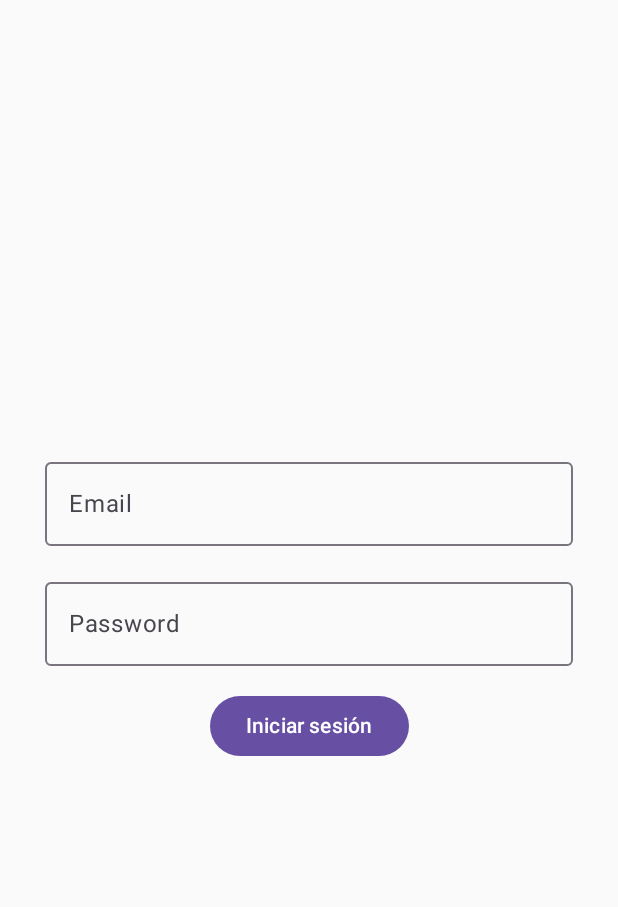
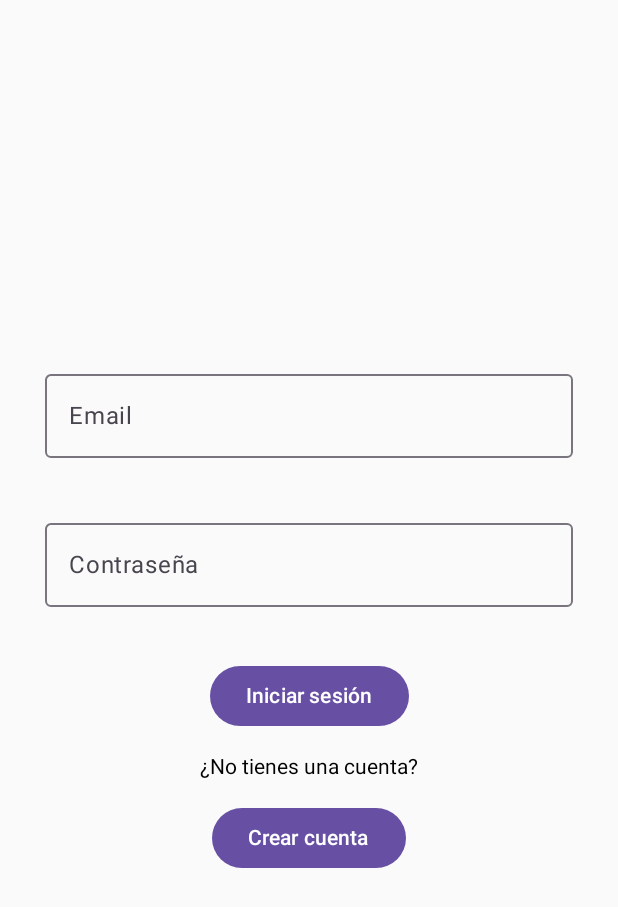
Before and after one commit to caflorezvi/app-alertas-android, an Android app built with Jetpack Compose: the screen it shows after launch (MainActivity), on a phone screen of 412 x 824 dp. Shown: the top 907 px of the screen. Run offline under Robolectric (Android 15) with nearby library versions, the phone set to English and light mode, and no system bars.

Commit message:
Ejemplos de pantallas

```diff
--- a/app/src/main/java/co/edu/eam/reporteseam/MainActivity.kt
+++ b/app/src/main/java/co/edu/eam/reporteseam/MainActivity.kt
@@ -4,139 +4,19 @@ import android.os.Bundle
 import androidx.activity.ComponentActivity
 import androidx.activity.compose.setContent
 import androidx.activity.enableEdgeToEdge
-import androidx.compose.foundation.background
-import androidx.compose.foundation.layout.Arrangement
-import androidx.compose.foundation.layout.Column
-import androidx.compose.foundation.layout.Row
-import androidx.compose.foundation.layout.fillMaxSize
-import androidx.compose.foundation.layout.fillMaxWidth
-import androidx.compose.foundation.layout.padding
-import androidx.compose.foundation.lazy.LazyColumn
-import androidx.compose.foundation.lazy.items
-import androidx.compose.material3.Button
-import androidx.compose.material3.OutlinedTextField
-import androidx.compose.material3.Text
-import androidx.compose.material3.TextField
-import androidx.compose.runtime.Composable
-import androidx.compose.runtime.mutableStateOf
-import androidx.compose.runtime.remember
-import co.edu.eam.reporteseam.componentes.Usuario
-import org.w3c.dom.Text
-import androidx.compose.runtime.getValue
-import androidx.compose.runtime.saveable.rememberSaveable
-import androidx.compose.runtime.setValue
-import androidx.compose.ui.Alignment
-import androidx.compose.ui.Modifier
-import androidx.compose.ui.graphics.Color
-import androidx.compose.ui.unit.dp
+import co.edu.eam.reporteseam.ui.screens.ActivationScreen
+import co.edu.eam.reporteseam.ui.screens.HomeScreen
+import co.edu.eam.reporteseam.ui.screens.LoginScreen
+import co.edu.eam.reporteseam.ui.screens.SignUpScreen
 
 class MainActivity : ComponentActivity() {
     override fun onCreate(savedInstanceState: Bundle?) {
         super.onCreate(savedInstanceState)
         enableEdgeToEdge()
-
-        //val usuarios = listOf("Pedro", "Carlos", "Laura", "Marcela","Pedro", "Carlos", "Laura", "Marcela","Pedro", "Carlos", "Laura", "Marcela","Pedro", "Carlos", "Laura", "Marcela","Pedro", "Carlos", "Laura", "Marcela","Pedro", "Carlos", "Laura", "Marcela","Pedro", "Carlos", "Laura", "Marcela","Pedro", "Carlos", "Laura", "Marcela","Pedro", "Carlos", "Laura", "Marcela","Pedro", "Carlos", "Laura", "Marcela")
-
         setContent {
-            FormularioLogin()
+            //ActivationScreen()
+            LoginScreen()
+            //SignUpScreen()
         }
     }
 }
-
-@Composable
-fun ListaUsuarios(
-    usuarios: List<String>
-){
-    LazyColumn{
-        items(usuarios) {
-            Usuario(
-                nombre = it
-            )
-        }
-    }
-}
-
-@Composable
-fun FormularioLogin(){
-
-    val (email, setEmail) = rememberSaveable { mutableStateOf("") }
-    val (password, setPassword) = rememberSaveable { mutableStateOf("") }
-    var mensajeBienvenida by rememberSaveable { mutableStateOf("") }
-
-    Column(
-        modifier = Modifier
-            .fillMaxSize()
-            .padding(30.dp),
-        horizontalAlignment = Alignment.CenterHorizontally,
-        verticalArrangement = Arrangement.Center
-    ) {
-
-        Input(
-            valor = email,
-            setValor = setEmail,
-            mensajeError = "Debe ingresar un email",
-            etiqueta = "Email"
-        )
-
-        Input(
-            valor = password,
-            setValor = setPassword,
-            mensajeError = "Debe ingresar una contraseña",
-            etiqueta = "Password"
-        )
-
-        Button(
-            onClick = {
-               if(email.isNotEmpty() && password == "bbb"){
-                   mensajeBienvenida = "Bienvenido $email"
-               }else{
-                   mensajeBienvenida = "Credenciales incorrectas"
-               }
-            }
-        ) {
-            Text(
-                text = "Iniciar sesión"
-            )
-        }
-
-        Text(
-            text = mensajeBienvenida
-        )
-
-
-    }
-
-
-}
-
-@Composable
-fun Input(
-    valor: String = "",
-    setValor: (String) -> Unit = {},
-    isError: Boolean = false,
-    etiqueta: String,
-    mensajeError: String = "",
-){
-
-    OutlinedTextField(
-        modifier = Modifier.fillMaxWidth(),
-        value = valor,
-        onValueChange = {
-            setValor(it)
-        },
-        isError = isError,
-        supportingText = {
-            if (isError) {
-                Text(
-                    text = mensajeError
-                )
-            }
-        },
-        label = {
-            Text(
-                text = etiqueta
-            )
-        }
-    )
-
-}
--- /dev/null
+++ b/app/src/main/java/co/edu/eam/reporteseam/ui/components/TextFieldForm.kt
@@ -0,0 +1,59 @@
+package co.edu.eam.reporteseam.ui.components
+
+import androidx.compose.foundation.layout.fillMaxWidth
+import androidx.compose.material3.OutlinedTextField
+import androidx.compose.material3.Text
+import androidx.compose.runtime.Composable
+import androidx.compose.runtime.getValue
+import androidx.compose.runtime.mutableStateOf
+import androidx.compose.runtime.remember
+import androidx.compose.runtime.setValue
+import androidx.compose.ui.Modifier
+import androidx.compose.ui.semantics.clearAndSetSemantics
+import androidx.compose.ui.semantics.error
+import androidx.compose.ui.semantics.semantics
+import androidx.compose.ui.text.input.PasswordVisualTransformation
+import androidx.compose.ui.text.input.VisualTransformation
+
+@Composable
+fun TextFieldForm(
+    modifier: Modifier = Modifier,
+    value: String,
+    onValueChange: (String) -> Unit = {},
+    onValidate: (String) -> Boolean,
+    errorText: String,
+    placeholderText: String,
+    singleLine: Boolean = true,
+    isPassword: Boolean = false,
+    isReadOnly: Boolean = false,
+    trailingIcon: @Composable (() -> Unit)? = null
+){
+
+    var isError by remember { mutableStateOf(false) }
+
+    OutlinedTextField(
+        value = value,
+        onValueChange = {
+            onValueChange(it)
+            isError = onValidate(it)
+        },
+        singleLine = singleLine,
+        isError = isError,
+        visualTransformation = if (isPassword) PasswordVisualTransformation() else VisualTransformation.None,
+        supportingText = {
+            Text(
+                text = if (isError) errorText else "",
+                modifier = Modifier.clearAndSetSemantics {  }
+            )
+        },
+        label = { Text(placeholderText) },
+        modifier = modifier.fillMaxWidth().semantics {
+            if (isError) {
+                error(errorText)
+            }
+        },
+        readOnly = isReadOnly,
+        trailingIcon = trailingIcon
+    )
+
+}
--- /dev/null
+++ b/app/src/main/java/co/edu/eam/reporteseam/ui/screens/LoginScreen.kt
@@ -0,0 +1,115 @@
+package co.edu.eam.reporteseam.ui.screens
+
+import androidx.compose.foundation.layout.Box
+import androidx.compose.foundation.layout.fillMaxSize
+import androidx.compose.runtime.getValue
+import androidx.compose.runtime.mutableStateOf
+import androidx.compose.runtime.remember
+import androidx.compose.runtime.setValue
+import android.util.Patterns
+import android.widget.Toast
+import androidx.compose.foundation.layout.Arrangement
+import androidx.compose.foundation.layout.Column
+import androidx.compose.foundation.layout.Row
+import androidx.compose.foundation.layout.Spacer
+import androidx.compose.foundation.layout.fillMaxWidth
+import androidx.compose.foundation.layout.height
+import androidx.compose.foundation.layout.padding
+import androidx.compose.foundation.layout.width
+import androidx.compose.material3.Button
+import androidx.compose.material3.Text
+import androidx.compose.runtime.Composable
+import androidx.compose.ui.Alignment
+import androidx.compose.ui.Modifier
+import androidx.compose.ui.platform.LocalContext
+import androidx.compose.ui.res.dimensionResource
+import androidx.compose.ui.unit.dp
+import co.edu.eam.reporteseam.R
+import co.edu.eam.reporteseam.ui.components.TextFieldForm
+
+@Composable
+fun LoginScreen() {
+    Box (
+        modifier = Modifier.fillMaxSize(),
+        contentAlignment = Alignment.Center
+    ){
+        var email by remember { mutableStateOf("") }
+        var password by remember { mutableStateOf("") }
+        var error by remember { mutableStateOf(false) }
+        val context = LocalContext.current
+
+        FormLogin(
+            email = email,
+            onEmailChange = { email = it },
+            password = password,
+            onPasswordChange = { password = it },
+            onLoginClick = {
+
+                if (email.isBlank() && password.isBlank()) {
+                    error = true
+                }else{
+                    Toast.makeText(context, "Login correcto", Toast.LENGTH_SHORT).show()
+                }
+
+            }
+        )
+
+    }
+}
+
+
+@Composable
+fun FormLogin(
+    email: String,
+    onEmailChange: (String) -> Unit,
+    password: String,
+    onPasswordChange: (String) -> Unit,
+    onLoginClick: () -> Unit
+){
+
+    Column(
+        modifier = Modifier.padding(30.dp).fillMaxWidth(),
+        horizontalAlignment = Alignment.CenterHorizontally,
+        verticalArrangement = Arrangement.spacedBy(15.dp, Alignment.CenterVertically)
+    ) {
+
+        TextFieldForm(
+            value = email,
+            onValueChange = onEmailChange,
+            onValidate = { !Patterns.EMAIL_ADDRESS.matcher(it).matches() },
+            errorText = "El email no es válido",
+            placeholderText = "Email"
+        )
+
+        TextFieldForm(
+            value = password,
+            onValueChange = onPasswordChange,
+            onValidate = { password.isBlank() },
+            errorText = "La contraseña no puede estar vacía",
+            isPassword = true,
+            placeholderText = "Contraseña"
+        )
+
+        Button(
+            onClick = onLoginClick
+        ) {
+            //Spacer(Modifier.size(ButtonDefaults.IconSpacing))
+
+            Text(text = "Iniciar sesión")
+        }
+
+        Text(text = "¿No tienes una cuenta?")
+
+        Button(
+            onClick = {
+                //TODO: Ir a la pantalla de registro
+            }
+        ) {
+            //Spacer(Modifier.size(ButtonDefaults.IconSpacing))
+            Text(text = "Crear cuenta")
+        }
+
+
+    }
+
+}
--- /dev/null
+++ b/app/src/main/java/co/edu/eam/reporteseam/ui/screens/PasswordRecoveryScreen.kt
@@ -0,0 +1 @@
+package co.edu.eam.reporteseam.ui.screens
--- /dev/null
+++ b/app/src/main/java/co/edu/eam/reporteseam/ui/screens/ProfileScreen.kt
@@ -0,0 +1 @@
+package co.edu.eam.reporteseam.ui.screens
--- /dev/null
+++ b/app/src/main/java/co/edu/eam/reporteseam/ui/screens/ReportDetailScreen.kt
@@ -0,0 +1 @@
+package co.edu.eam.reporteseam.ui.screens
--- /dev/null
+++ b/app/src/main/java/co/edu/eam/reporteseam/ui/screens/ReportListScreen.kt
@@ -0,0 +1 @@
+package co.edu.eam.reporteseam.ui.screens
```
Also changed, not shown: app/src/main/java/co/edu/eam/reporteseam/componentes/Usuario.kt (deleted, +0 -15 lines), app/src/main/java/co/edu/eam/reporteseam/ui/components/SpinnerForm.kt (added, +61 -0 lines), app/src/main/java/co/edu/eam/reporteseam/ui/screens/ActivationScreen.kt (added, +96 -0 lines), app/src/main/java/co/edu/eam/reporteseam/ui/screens/HomeScreen.kt (added, +8 -0 lines), app/src/main/java/co/edu/eam/reporteseam/ui/screens/SignUpScreen.kt (added, +220 -0 lines), app/src/main/res/drawable/img_activation.png (added).
